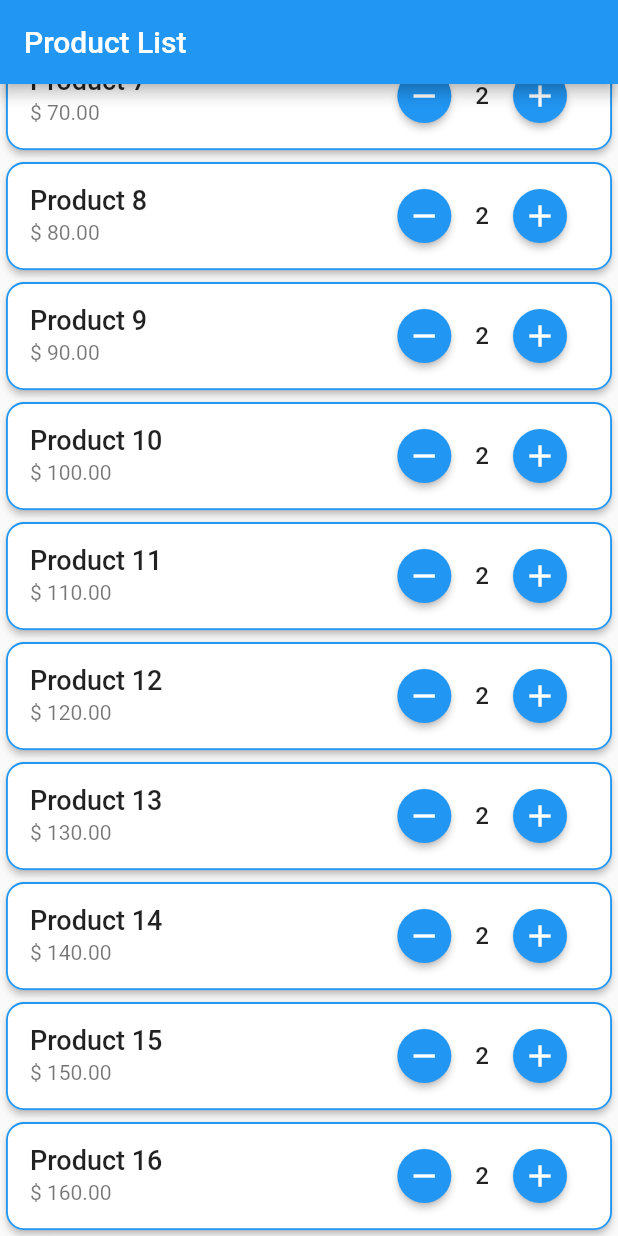
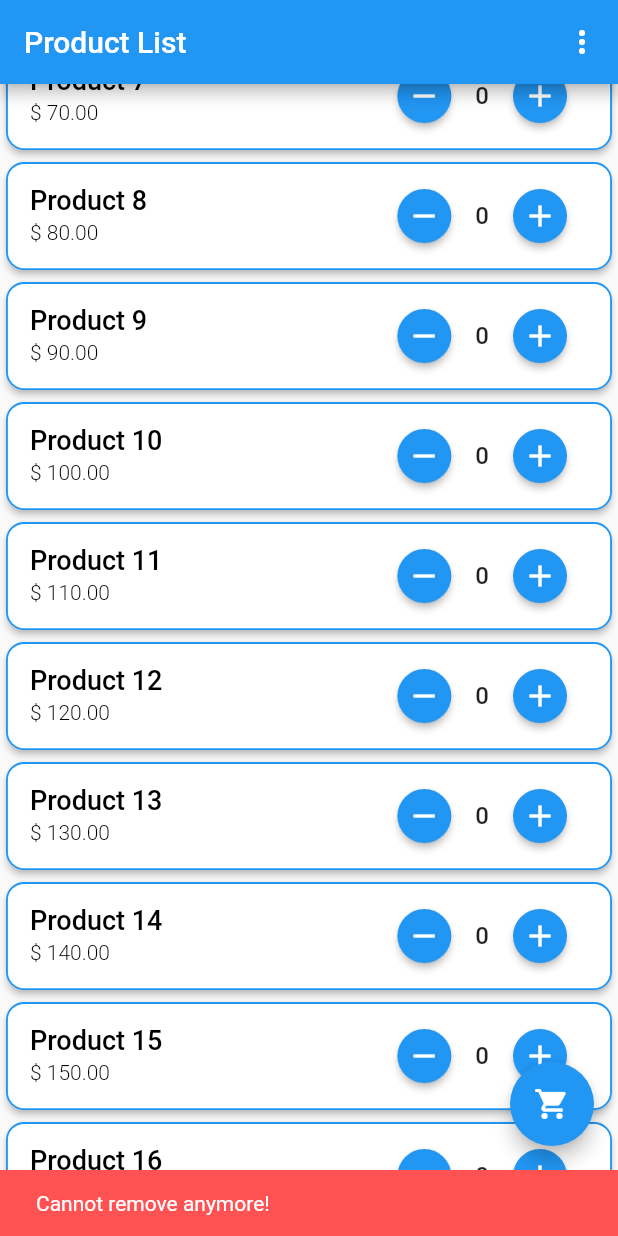
Before and after one commit to nbakh16/shopping_cart_flutter, a Flutter app: the screen it shows after launch, scrolled down 512 dp, after a tap on the "remove" icon, on a phone screen of 412 x 824 dp. Run offline on Flutter 3.47's test engine with Material 2 defaults, Android fonts, the phone set to English and light mode, and no system bars.

```diff
--- a/lib/view/product_list_view.dart
+++ b/lib/view/product_list_view.dart
@@ -1,4 +1,5 @@
 import 'package:flutter/material.dart';
+import 'package:shopping_cart_flutter/view/cart_view.dart';
 
 class ProductListView extends StatefulWidget {
   const ProductListView({Key? key}) : super(key: key);
@@ -8,13 +9,22 @@ class ProductListView extends StatefulWidget {
 }
 
 class _ProductListViewState extends State<ProductListView> {
+
+  int counter = 0;
+
   @override
   Widget build(BuildContext context) {
     return Scaffold(
-        appBar: AppBar(
-          title: const Text('Product List'),
-        ),
-        body: ListView.builder(
+      appBar: AppBar(
+        title: const Text('Product List'),
+        actions: [
+          IconButton(
+            onPressed: (){},
+            icon: Icon(Icons.more_vert)
+          )
+        ],
+      ),
+      body: ListView.builder(
         physics: const BouncingScrollPhysics(),
         itemCount: 16,
         itemBuilder: (context, index) {
@@ -31,16 +41,32 @@ class _ProductListViewState extends State<ProductListView> {
               title: Text('Product ${index+1}',
                 style: TextStyle(
                   fontSize: 18,
-                  fontWeight: FontWeight.w500
+                  fontWeight: FontWeight.w500,
+                  color: Colors.black
                 ),
               ),
-              subtitle: Text('\$ ${((index+1)*10).toStringAsFixed(2)}'),
+              subtitle: Text('\$ ${((index+1)*10).toStringAsFixed(2)}',
+                style: TextStyle(
+                  fontSize: 14,
+                  fontWeight: FontWeight.w300,
+                  color: Colors.black
+                ),
+              ),
               trailing: Row(
                 mainAxisSize: MainAxisSize.min,
                 children: [
                   ElevatedButton(
                     onPressed: (){
-
+                      SnackBar snackBar = const SnackBar(
+                        content: Text('Cannot remove anymore!'),
+                        backgroundColor: Colors.redAccent,
+                      );
+                      setState(() {
+                        counter > 0
+                                ? counter--
+                                : ScaffoldMessenger.of(context)
+                                    .showSnackBar(snackBar);
+                          });
                     },
                     child: Icon(Icons.remove),
                     style: ElevatedButton.styleFrom(
@@ -49,7 +75,7 @@ class _ProductListViewState extends State<ProductListView> {
                   ),
                   Padding(
                     padding: const EdgeInsets.symmetric(horizontal: 2),
-                    child: Text('2',
+                    child: Text(counter.toString(),
                       style: TextStyle(
                         fontSize: 16,
                         fontWeight: FontWeight.w500
@@ -58,7 +84,9 @@ class _ProductListViewState extends State<ProductListView> {
                   ),
                   ElevatedButton(
                     onPressed: (){
-
+                      setState(() {
+                        counter++;
+                      });
                     },
                     child: Icon(Icons.add),
                     style: ElevatedButton.styleFrom(
@@ -70,7 +98,17 @@ class _ProductListViewState extends State<ProductListView> {
             ),
           );
         }
-      )
+      ),
+      floatingActionButton: FloatingActionButton(
+        onPressed: (){
+          Navigator.push(
+            context,
+            MaterialPageRoute(builder: (context) => CartView(counter,)),
+          );
+        },
+        child: Icon(Icons.shopping_cart),
+        elevation: 5,
+      ),
     );
   }
 }
```
Also changed, not shown: lib/view/cart_view.dart (added, +22 -0 lines).
